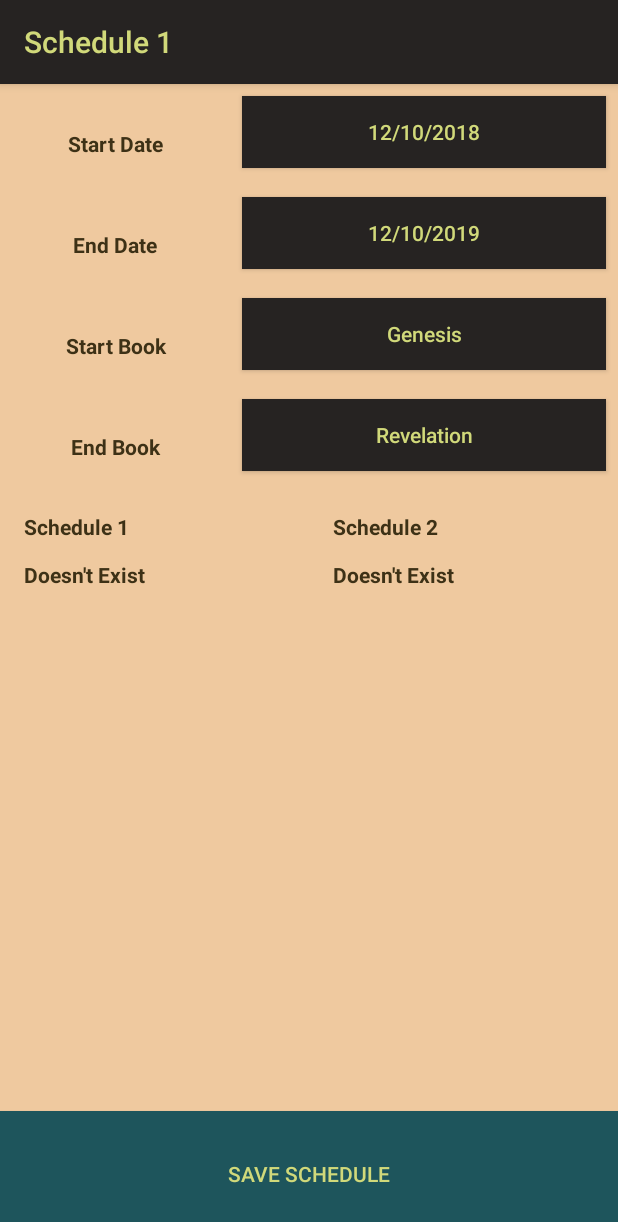
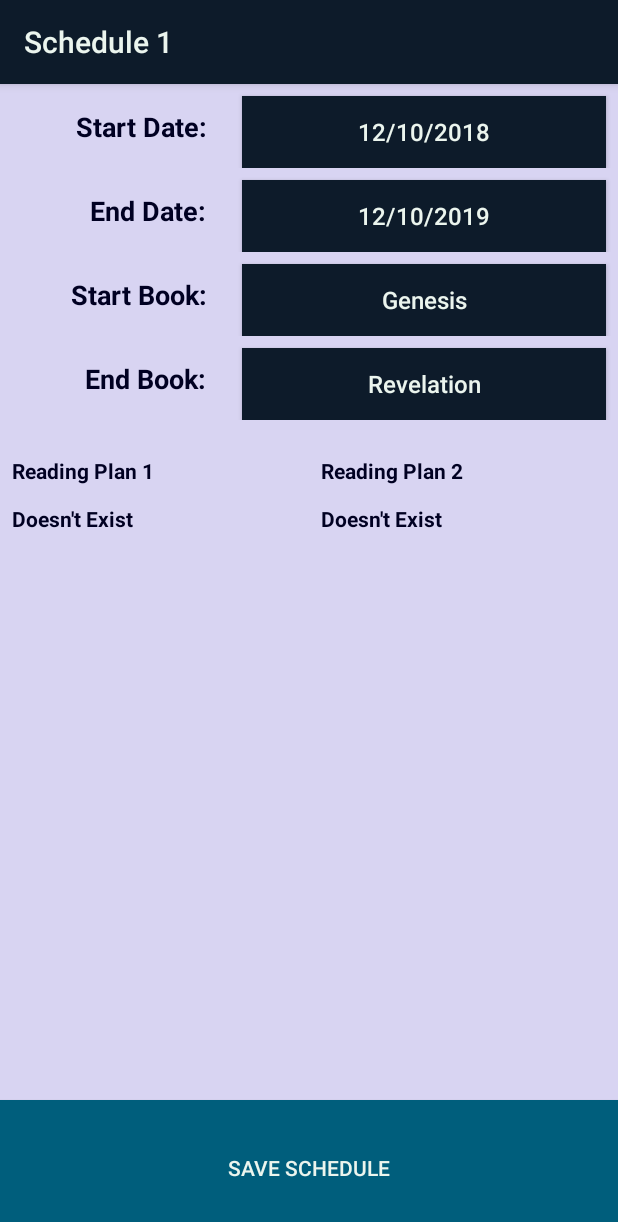
Before and after one commit to djkarr/DailyTreasures, an Android app: the SchedulerActivity screen opened directly, with no data from a screen before it, on a phone screen of 412 x 824 dp. Shown: the top 1222 px of the screen. Run offline under Robolectric (Android 15) with nearby library versions, the phone set to English and light mode, and no system bars; our stand-ins replace ButterKnife.

Commit message:
Changed color palette, some small redesign choices.

```diff
--- a/app/build.gradle
+++ b/app/build.gradle
@@ -6,7 +6,7 @@ android {
         applicationId "xyz.danielkarr.dailytreasures"
         minSdkVersion 21
         targetSdkVersion 28
-        versionCode 1
+        versionCode 2
         versionName "1.0"
         testInstrumentationRunner "android.support.test.runner.AndroidJUnitRunner"
     }
--- a/app/src/main/AndroidManifest.xml
+++ b/app/src/main/AndroidManifest.xml
@@ -1,8 +1,6 @@
 <?xml version="1.0" encoding="utf-8"?>
 <manifest xmlns:android="http://schemas.android.com/apk/res/android"
-    package="xyz.danielkarr.dailytreasures"
-
-    >
+    package="xyz.danielkarr.dailytreasures" >
 
 
     <uses-permission android:name="android.permission.WRITE_EXTERNAL_STORAGE" />
--- a/app/src/main/java/xyz/danielkarr/dailytreasures/ReadingActivity.java
+++ b/app/src/main/java/xyz/danielkarr/dailytreasures/ReadingActivity.java
@@ -143,7 +143,8 @@ public class ReadingActivity extends AppCompatActivity {
      */
     void invalidSchedule(){
         AlertDialog.Builder builder = new AlertDialog.Builder(this, R.style.AlertDialogStyle);
-        builder.setTitle("Completed Schedule").setMessage("This reading schedule has ended, please go make a new one.").setPositiveButton("OK", new DialogInterface.OnClickListener() {
+        builder.setTitle("Completed Schedule").setMessage("This reading plan has either ended, or its start date is set for a future date. " +
+                "You can go back and edit the reading plan to fix this.").setPositiveButton("OK", new DialogInterface.OnClickListener() {
             @Override
             public void onClick(DialogInterface dialog, int which) {
                 finish();
--- a/app/src/main/java/xyz/danielkarr/dailytreasures/SchedulerActivity.java
+++ b/app/src/main/java/xyz/danielkarr/dailytreasures/SchedulerActivity.java
@@ -248,7 +248,7 @@ public class SchedulerActivity extends AppCompatActivity implements DatePickerFr
             scheduleOne = parseSummaryLine(scheduleOne,1);
             mScheduleOneInfo.setText(scheduleOne);
         }else {
-            mScheduleOneInfo.setText("Schedule 1\n\nDoesn't Exist");
+            mScheduleOneInfo.setText("Reading Plan 1\n\nDoesn't Exist");
         }
         File fileTwo = new File(getApplicationContext().getFilesDir().getPath() + "/" + "schedule2");
         if(fileTwo.exists()){
@@ -256,7 +256,7 @@ public class SchedulerActivity extends AppCompatActivity implements DatePickerFr
             scheduleTwo = parseSummaryLine(scheduleTwo,2);
             mScheduleTwoInfo.setText(scheduleTwo);
         } else {
-            mScheduleTwoInfo.setText("Schedule 2\n\nDoesn't Exist");
+            mScheduleTwoInfo.setText("Reading Plan 2\n\nDoesn't Exist");
         }
     }
 
@@ -269,10 +269,10 @@ public class SchedulerActivity extends AppCompatActivity implements DatePickerFr
     private String parseSummaryLine(String summaryLine, int num){
         String[] s = summaryLine.split(" ");
         if(s.length == 4){
-            return  "Schedule " + num + "\n\n\n" + "Start Date: " + s[0] + "\n\n" + "End Date: " + s[1] + "\n\n" + "Starting Book: " + s[2] +
+            return  "Reading Plan " + num + "\n\n\n" + "Start Date: " + s[0] + "\n\n" + "End Date: " + s[1] + "\n\n" + "Starting Book: " + s[2] +
                     "\n\n" + "Ending Book: " + s[3];
         } else {
-            return  "Schedule " + num + "\n\n\n" + "Start Date: " + s[0] + "\n\n" + "End Date: " + s[1] + "\n\n" + "Starting Book: " + s[2] +
+            return  "Reading Plan " + num + "\n\n\n" + "Start Date: " + s[0] + "\n\n" + "End Date: " + s[1] + "\n\n" + "Starting Book: " + s[2] +
                     "\n\n" + "Ending Book: " + s[3] + " " + s[4];
         }
     }
--- a/app/src/main/res/layout-land/activity_scheduler.xml
+++ b/app/src/main/res/layout-land/activity_scheduler.xml
@@ -7,9 +7,36 @@
 
     <LinearLayout
         android:layout_width="match_parent"
-        android:layout_height="wrap_content"
+        android:layout_height="match_parent"
         android:orientation="horizontal"
         android:baselineAligned="false">
+
+        <LinearLayout
+            android:layout_width="match_parent"
+            android:layout_height="match_parent"
+            android:orientation="horizontal"
+            android:layout_weight=".6">
+
+            <TextView
+                android:id="@+id/schedule1_info"
+                android:layout_width="match_parent"
+                android:layout_height="match_parent"
+                android:layout_weight="1"
+                android:padding="16dp"
+                android:text="Schedule 1"
+                android:textSize="14sp"
+                android:textStyle="bold" />
+
+            <TextView
+                android:id="@+id/schedule2_info"
+                android:layout_width="match_parent"
+                android:layout_height="match_parent"
+                android:layout_weight="1"
+                android:padding="16dp"
+                android:text="Schedule 2"
+                android:textSize="14sp"
+                android:textStyle="bold" />
+        </LinearLayout>
 
         <TableLayout xmlns:android="http://schemas.android.com/apk/res/android"
             android:id="@+id/scheulder_activity"
@@ -19,27 +46,26 @@
             android:layout_height="match_parent"
             android:orientation="vertical"
             tools:context=".SchedulerActivity"
-            android:layout_weight=".5">
+            android:layout_weight=".4"
+            android:gravity="top">
 
 
             <TableRow
-                android:layout_width="298dp"
+                android:layout_width="match_parent"
                 android:layout_height="match_parent">
 
                 <TextView
                     android:id="@+id/start_date_label"
                     android:layout_width="0dp"
-                    android:layout_height="wrap_content"
-                    android:layout_margin="16dp"
-                    android:layout_marginStart="8dp"
-                    android:layout_marginTop="8dp"
-                    android:layout_marginBottom="8dp"
+                    android:layout_height="match_parent"
+                    android:layout_margin="0dp"
                     android:layout_weight="1"
-                    android:gravity="center"
+                    android:gravity="center_vertical"
                     android:maxLines="1"
-                    android:padding="8dp"
+                    android:padding="0dp"
                     android:text="@string/start_date"
-                    android:textAlignment="center"
+                    android:textAlignment="textStart"
+                    android:textSize="16sp"
                     android:textStyle="bold"
                     app:layout_constraintBottom_toBottomOf="@+id/start_date_button"
                     app:layout_constraintStart_toStartOf="parent"
@@ -69,17 +95,15 @@
                 <TextView
                     android:id="@+id/end_date_label"
                     android:layout_width="0dp"
-                    android:layout_height="wrap_content"
-                    android:layout_margin="16dp"
-                    android:layout_marginStart="8dp"
-                    android:layout_marginTop="8dp"
-                    android:layout_marginBottom="8dp"
+                    android:layout_height="match_parent"
+                    android:layout_margin="0dp"
                     android:layout_weight="1"
-                    android:gravity="center"
+                    android:gravity="center_vertical"
                     android:maxLines="1"
-                    android:padding="8dp"
+                    android:padding="0dp"
                     android:text="@string/end_date"
-                    android:textAlignment="center"
+                    android:textAlignment="textStart"
+                    android:textSize="16sp"
                     android:textStyle="bold"
                     app:layout_constraintBottom_toBottomOf="@+id/end_date_button"
                     app:layout_constraintEnd_toEndOf="@+id/start_date_label"
@@ -111,17 +135,15 @@
                 <TextView
                     android:id="@+id/start_book_label"
                     android:layout_width="0dp"
-                    android:layout_height="wrap_content"
-                    android:layout_margin="16dp"
-                    android:layout_marginStart="8dp"
-                    android:layout_marginTop="8dp"
-                    android:layout_marginBottom="8dp"
+                    android:layout_height="match_parent"
+                    android:layout_margin="0dp"
                     android:layout_weight="1"
-                    android:gravity="top"
+                    android:gravity="center_vertical"
                     android:maxLines="1"
-                    android:padding="8dp"
+                    android:padding="0dp"
                     android:text="@string/start_book_label"
-                    android:textAlignment="center"
+                    android:textAlignment="textStart"
+                    android:textSize="16sp"
                     android:textStyle="bold"
                     tools:text="@string/start_book_label" />
 
@@ -146,17 +168,15 @@
                 <TextView
                     android:id="@+id/end_book_label"
                     android:layout_width="0dp"
-                    android:layout_height="wrap_content"
-                    android:layout_margin="16dp"
-                    android:layout_marginStart="8dp"
-                    android:layout_marginTop="8dp"
-                    android:layout_marginBottom="8dp"
+                    android:layout_height="match_parent"
+                    android:layout_margin="0dp"
                     android:layout_weight="1"
-                    android:gravity="center"
+                    android:gravity="center_vertical"
                     android:maxLines="1"
-                    android:padding="8dp"
+                    android:padding="0dp"
                     android:text="@string/end_book_label"
-                    android:textAlignment="center"
+                    android:textAlignment="textStart"
+                    android:textSize="16sp"
                     android:textStyle="bold"
                     tools:text="@string/end_book_label" />
 
@@ -177,32 +197,7 @@
 
         </TableLayout>
 
-        <LinearLayout
-            android:layout_width="match_parent"
-            android:layout_height="match_parent"
-            android:orientation="horizontal"
-            android:layout_weight=".5">
 
-            <TextView
-                android:id="@+id/schedule1_info"
-                android:layout_width="match_parent"
-                android:layout_height="match_parent"
-                android:layout_weight="1"
-                android:padding="16dp"
-                android:text="Schedule 1"
-                android:textSize="14sp"
-                android:textStyle="bold" />
-
-            <TextView
-                android:id="@+id/schedule2_info"
-                android:layout_width="match_parent"
-                android:layout_height="match_parent"
-                android:layout_weight="1"
-                android:padding="16dp"
-                android:text="Schedule 2"
-                android:textSize="14sp"
-                android:textStyle="bold" />
-        </LinearLayout>
     </LinearLayout>
 
 
--- a/app/src/main/res/layout/activity_scheduler.xml
+++ b/app/src/main/res/layout/activity_scheduler.xml
@@ -22,17 +22,18 @@
             <TextView
                 android:id="@+id/start_date_label"
                 android:layout_width="0dp"
-                android:layout_height="wrap_content"
+                android:layout_height="match_parent"
                 android:layout_margin="16dp"
                 android:layout_marginStart="8dp"
                 android:layout_marginTop="8dp"
                 android:layout_marginBottom="8dp"
                 android:layout_weight="1"
-                android:gravity="center"
+                android:gravity="center_vertical"
                 android:maxLines="1"
-                android:padding="8dp"
+                android:padding="0dp"
                 android:text="@string/start_date"
-                android:textAlignment="center"
+                android:textAlignment="textEnd"
+                android:textSize="18sp"
                 android:textStyle="bold"
                 app:layout_constraintBottom_toBottomOf="@+id/start_date_button"
                 app:layout_constraintStart_toStartOf="parent"
@@ -47,9 +48,12 @@
                 android:layout_marginEnd="8dp"
                 android:layout_weight="2"
                 android:background="@color/colorPrimary"
+                android:gravity="center_vertical"
                 android:text="Button"
+                android:textAlignment="center"
                 android:textAllCaps="false"
                 android:textColor="@color/colorHighlight"
+                android:textSize="16sp"
                 app:layout_constraintEnd_toEndOf="parent"
                 app:layout_constraintStart_toEndOf="@+id/start_date_label"
                 app:layout_constraintTop_toTopOf="parent" />
@@ -62,17 +66,18 @@
             <TextView
                 android:id="@+id/end_date_label"
                 android:layout_width="0dp"
-                android:layout_height="wrap_content"
+                android:layout_height="match_parent"
                 android:layout_margin="16dp"
                 android:layout_marginStart="8dp"
                 android:layout_marginTop="8dp"
                 android:layout_marginBottom="8dp"
                 android:layout_weight="1"
-                android:gravity="center"
+                android:gravity="center_vertical"
                 android:maxLines="1"
-                android:padding="8dp"
+                android:padding="0dp"
                 android:text="@string/end_date"
-                android:textAlignment="center"
+                android:textAlignment="textEnd"
+                android:textSize="18sp"
                 android:textStyle="bold"
                 app:layout_constraintBottom_toBottomOf="@+id/end_date_button"
                 app:layout_constraintEnd_toEndOf="@+id/start_date_label"
@@ -91,6 +96,7 @@
                 android:text="Button"
                 android:textAllCaps="false"
                 android:textColor="@color/colorHighlight"
+                android:textSize="16sp"
                 app:layout_constraintEnd_toEndOf="parent"
                 app:layout_constraintStart_toEndOf="@+id/start_date_label"
                 app:layout_constraintTop_toBottomOf="@+id/start_date_button" />
@@ -104,17 +110,18 @@
             <TextView
                 android:id="@+id/start_book_label"
                 android:layout_width="0dp"
-                android:layout_height="wrap_content"
+                android:layout_height="match_parent"
                 android:layout_margin="16dp"
                 android:layout_marginStart="8dp"
                 android:layout_marginTop="8dp"
                 android:layout_marginBottom="8dp"
                 android:layout_weight="1"
-                android:gravity="top"
+                android:gravity="center_vertical"
                 android:maxLines="1"
-                android:padding="8dp"
+                android:padding="0dp"
                 android:text="@string/start_book_label"
-                android:textAlignment="center"
+                android:textAlignment="textEnd"
+                android:textSize="18sp"
                 android:textStyle="bold"
                 tools:text="@string/start_book_label" />
 
@@ -129,7 +136,8 @@
                 android:background="@color/colorPrimary"
                 android:text="Button"
                 android:textAllCaps="false"
-                android:textColor="@color/colorHighlight" />
+                android:textColor="@color/colorHighlight"
+                android:textSize="16sp" />
         </TableRow>
 
         <TableRow
@@ -139,17 +147,18 @@
             <TextView
                 android:id="@+id/end_book_label"
                 android:layout_width="0dp"
-                android:layout_height="wrap_content"
+                android:layout_height="match_parent"
                 android:layout_margin="16dp"
                 android:layout_marginStart="8dp"
                 android:layout_marginTop="8dp"
                 android:layout_marginBottom="8dp"
                 android:layout_weight="1"
-                android:gravity="center"
+                android:gravity="center_vertical"
                 android:maxLines="1"
-                android:padding="8dp"
+                android:padding="0dp"
                 android:text="@string/end_book_label"
-                android:textAlignment="center"
+                android:textAlignment="textEnd"
+                android:textSize="18sp"
                 android:textStyle="bold"
                 tools:text="@string/end_book_label" />
 
@@ -164,7 +173,8 @@
                 android:background="@color/colorPrimary"
                 android:text="Button"
                 android:textAllCaps="false"
-                android:textColor="@color/colorHighlight" />
+                android:textColor="@color/colorHighlight"
+                android:textSize="16sp" />
         </TableRow>
 
         <LinearLayout
@@ -183,8 +193,9 @@
                     android:layout_width="match_parent"
                     android:layout_height="match_parent"
                     android:layout_weight="1"
-                    android:padding="16dp"
-                    android:text="Schedule 1"
+                    android:paddingLeft="8dp"
+                    android:paddingTop="24dp"
+                    android:text="@string/reading_plan_one"
                     android:textSize="14sp"
                     android:textStyle="bold" />
 
@@ -193,10 +204,11 @@
                     android:layout_width="match_parent"
                     android:layout_height="match_parent"
                     android:layout_weight="1"
-                    android:padding="16dp"
-                    android:text="Schedule 2"
+                    android:paddingLeft="8dp"
+                    android:paddingTop="24dp"
+                    android:text="@string/reading_plan_two"
                     android:textSize="14sp"
-                    android:textStyle="bold" />
+                    android:textStyle="bold"  />
             </LinearLayout>
 
             <Button
--- a/app/src/main/res/values/colors.xml
+++ b/app/src/main/res/values/colors.xml
@@ -1,22 +1,21 @@
 <?xml version="1.0" encoding="utf-8"?>
 <resources>
-    <color name="colorPrimary">#262322</color>
-    <color name="colorPrimaryDark">#262322</color>
-    <color name="colorAccent">#364156</color>
-    <color name="colorBackground">#efc99f</color>
-    <!--<color name="colorBackground">#475B5A</color>-->
-    <!--<color name="colorBackground">#95703d</color>-->
-    <color name="colorText">#3d3116</color>
-    <color name="colorSubmit">#1E555C</color>
-    <color name="colorHighlight">#d1d97a</color>
+    <color name="colorPrimary">#0D1B2A</color>
+    <color name="colorPrimaryDark">#1B263B</color>
+    <color name="colorAccent">#4D5061</color>
+    <color name="colorBackground">#D8D4F2</color>
+    <color name="colorText">#000022</color>
+    <color name="colorSubmit">#005E7C</color>
+    <color name="colorHighlight">#EBF5EE</color>
 </resources>
 
 
 
 
-<!--<color name="colorPrimary">#efc99f</color>-->
-<!--<color name="colorPrimaryDark">#3d3116</color>-->
-<!--<color name="colorAccent">#364156</color>-->
-<!--<color name="colorBackground">#262322</color>-->
-<!--<color name="colorText">#d1d97a</color>-->
-<!--<color name="colorSubmit">#1E555C</color>-->
+<!--<color name="colorPrimary">#0D1B2A</color>-->
+<!--<color name="colorPrimaryDark">#1B263B</color>-->
+<!--<color name="colorAccent">#778DA9</color>-->
+<!--<color name="colorBackground">#415AA1</color>-->
+<!--<color name="colorText">#E0E1DD</color>-->
+<!--<color name="colorSubmit">#778DA9</color>-->
+<!--<color name="colorHighlight">#E0E1DD</color>-->
--- a/app/src/main/res/values/strings.xml
+++ b/app/src/main/res/values/strings.xml
@@ -2,16 +2,18 @@
     <string name="app_name">DailyTreasures</string>
     <string name="home_verse">Your words were found and I ate them,\nAnd Your word became to me\n
     The gladness and joy of my heart,\nFor I am called by Your name,\nO Jehovah, God of hosts.\n~Jer 15:16</string>
-    <string name="read_button">Today\'s Reading Portion #1</string>
-    <string name="read_button_two">Today\'s Reading Portion #2</string>
-    <string name="schedule_button">Create Schedule #1</string>
-    <string name="schedule_button_two">Create Schedule #2</string>
-    <string name="start_date">Start Date</string>
-    <string name="end_date">End Date</string>
+    <string name="read_button">Daily Reading Portion #1</string>
+    <string name="read_button_two">Daily Reading Portion #2</string>
+    <string name="schedule_button">Edit Reading Plan #1</string>
+    <string name="schedule_button_two">Edit Reading Plan #2</string>
+    <string name="start_date">Start Date:</string>
+    <string name="end_date">End Date:</string>
     <string name="submit_button">Save Schedule</string>
     <string name="date_picker_title">Choose Date</string>
-    <string name="start_book_label">Start Book</string>
-    <string name="end_book_label">End Book</string>
-    <string name="emanna_button">eManna</string>
+    <string name="start_book_label">Start Book:</string>
+    <string name="end_book_label">End Book:</string>
+    <string name="emanna_button">eManna Daily Ministry</string>
     <string name="loading">Please wait, fetching data…</string>
+    <string name="reading_plan_one">Reading Plan 1</string>
+    <string name="reading_plan_two">Reading Plan 2</string>
 </resources>
--- a/app/src/main/res/values/styles.xml
+++ b/app/src/main/res/values/styles.xml
@@ -15,7 +15,7 @@
     <style name="AlertDialogStyle" parent="Theme.AppCompat.Light.Dialog">
         <item name="android:textColor">@color/colorHighlight</item>
         <item name="android:textColorPrimary">@color/colorHighlight</item>
-        <item name="android:background">@color/colorAccent</item>
+        <item name="android:background">@color/colorPrimary</item>
     </style>
 
     <style name="MyDatePickerDialogTheme" parent="android:Theme.Material.Light.Dialog">
```
Also changed, not shown: app/src/main/res/layout-land/activity_home.xml (+13 -9 lines), app/src/main/res/layout/activity_home.xml (+24 -18 lines).
